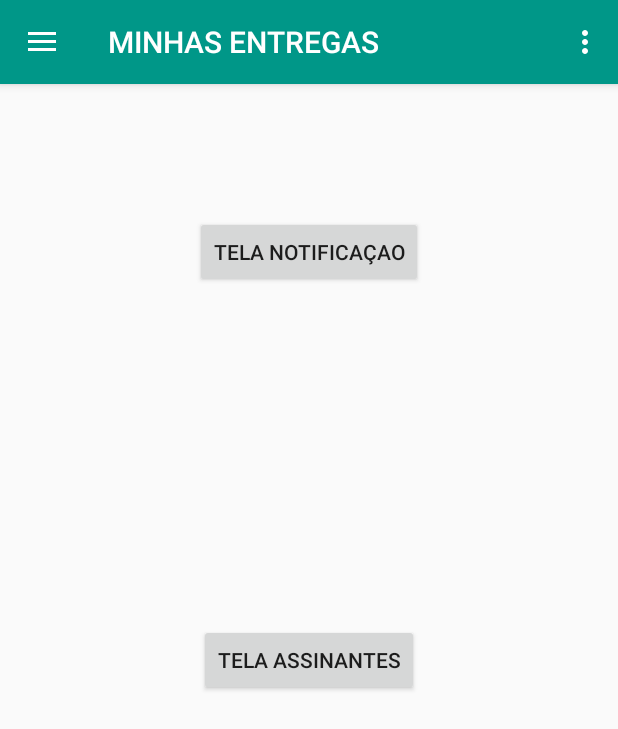
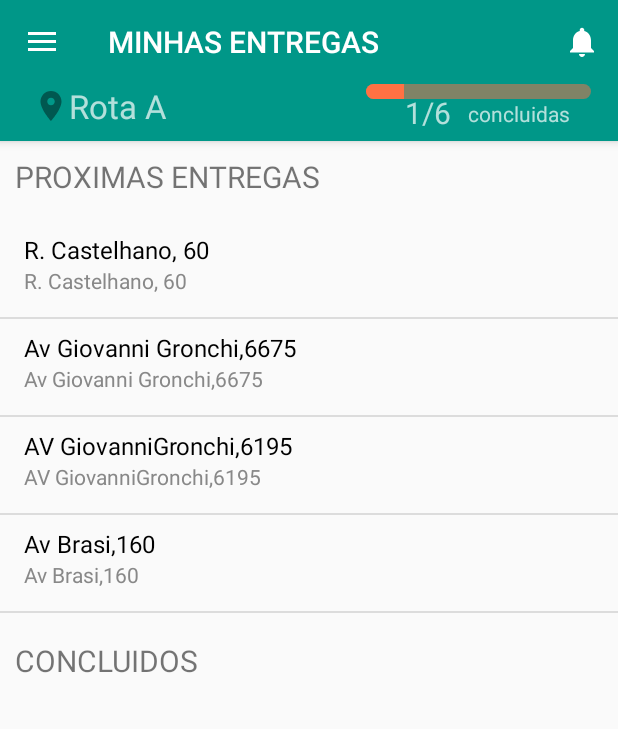
Before and after one commit to Vmussato/alavadeiraApp, an Android app: the EntregasActivity screen opened directly, with no data from a screen before it, in the side drawer, after a tap on "Gallery", on a phone screen of 412 x 824 dp. Shown: the top 729 px of the screen. Run offline under Robolectric (Android 15) with nearby library versions, the phone set to English and light mode, and no system bars.

Commit message:
Working layout Entregas

```diff
--- a/app/src/main/AndroidManifest.xml
+++ b/app/src/main/AndroidManifest.xml
@@ -38,7 +38,7 @@
         <!-- Activity AssinantesEndereco -->
         <activity
             android:name=".AssinantesEnderecoActivity"
-            android:label="@string/assinantesEnd"
+
             android:parentActivityName=".EntregasActivity">
             <meta-data
                 android:name="android.support.PARENT_ACTIVITY"
--- a/app/src/main/java/alavadeiraapp/com/example/maiconh/alavadeiraapp/AssinantesEnderecoActivity.java
+++ b/app/src/main/java/alavadeiraapp/com/example/maiconh/alavadeiraapp/AssinantesEnderecoActivity.java
@@ -5,11 +5,14 @@ import android.support.v7.app.AppCompatActivity;
 import android.os.Bundle;
 import android.view.View;
 import android.widget.Button;
+import android.widget.TextView;
 
 public class AssinantesEnderecoActivity extends AppCompatActivity {
 
 
     private Button irAssinanteEntrega;
+    private String enderecoEntrega;
+
 
     @Override
     protected void onCreate(Bundle savedInstanceState) {
@@ -28,5 +31,18 @@ public class AssinantesEnderecoActivity extends AppCompatActivity {
                 startActivity(new Intent(AssinantesEnderecoActivity.this,AssinanteActivity.class));
             }
         });
+
+
+
+        Bundle extra = getIntent().getExtras();
+
+        Intent intent = getIntent();
+        enderecoEntrega = extra.getString("enderecoEntrega");
+
+
+        setTitle(enderecoEntrega);
+
+
+
     }
 }
--- a/app/src/main/java/alavadeiraapp/com/example/maiconh/alavadeiraapp/EntregasActivity.java
+++ b/app/src/main/java/alavadeiraapp/com/example/maiconh/alavadeiraapp/EntregasActivity.java
@@ -1,9 +1,14 @@
 package alavadeiraapp.com.example.maiconh.alavadeiraapp;
 
+import android.content.Context;
+import android.content.DialogInterface;
 import android.content.Intent;
+import android.graphics.Color;
 import android.os.Bundle;
 import android.support.design.widget.FloatingActionButton;
 import android.support.design.widget.Snackbar;
+import android.support.v7.app.AlertDialog;
+import android.view.MenuInflater;
 import android.view.View;
 import android.support.design.widget.NavigationView;
 import android.support.v4.view.GravityCompat;
@@ -13,14 +18,27 @@ import android.support.v7.app.AppCompatActivity;
 import android.support.v7.widget.Toolbar;
 import android.view.Menu;
 import android.view.MenuItem;
+import android.view.ViewGroup;
+import android.widget.AdapterView;
+import android.widget.ArrayAdapter;
 import android.widget.Button;
+import android.widget.ListView;
+import android.widget.TextView;
+
+import java.util.ArrayList;
 
 public class EntregasActivity extends AppCompatActivity
         implements NavigationView.OnNavigationItemSelectedListener {
 
 
-        private Button irNotificacoes;
-        private Button irAssinantesEndereco;
+        private ListView listaConcluidos;
+        private ListView listaPendentes;
+        private Context context;
+        private String[] enderecosPendente = {"R. Castelhano, 60","Av Giovanni Gronchi,6675",
+                                        "AV GiovanniGronchi,6195","Av Brasi,160",
+                                        "R. 24 de Dezembro,10"};
+        private String[] enderecoConcluidos = {"R. Casatelhano, 60"};
+
 
     @Override
     protected void onCreate(Bundle savedInstanceState) {
@@ -39,26 +57,48 @@ public class EntregasActivity extends AppCompatActivity
         NavigationView navigationView = (NavigationView) findViewById(R.id.nav_view);
         navigationView.setNavigationItemSelectedListener(this);
 
+        listaPendentes = (ListView) findViewById(R.id.listaEntregasPendente);
 
-        //Botoes para chamar outras telas
-        irNotificacoes = (Button) findViewById(R.id.btnNotificacao);
-        irAssinantesEndereco = (Button) findViewById(R.id.btnAssinantes);
+        ArrayAdapter<String> adapter = new ArrayAdapter<String>(getApplicationContext(), android.R.layout.simple_list_item_2, android.R.id.text1, enderecosPendente) {
+            @Override
+            public View getView(int position, View convertView, ViewGroup parent) {
+                View view = super.getView(position, convertView, parent);
+                TextView text1 = (TextView) view.findViewById(android.R.id.text1);
+                TextView text2 = (TextView) view.findViewById(android.R.id.text2);
+                text1.setTextColor(Color.BLACK);
+                text1.setText(enderecosPendente[position]);
+                text2.setTextColor(Color.GRAY);
+                text2.setText(enderecosPendente[position]);
+                return view;
+            }
+        };
 
-        irNotificacoes.setOnClickListener(new View.OnClickListener() {
+        listaPendentes.setAdapter(adapter);
+
+        listaPendentes.setOnItemClickListener(new AdapterView.OnItemClickListener() {
             @Override
-            public void onClick(View v) {
-                startActivity(new Intent(EntregasActivity.this,NotificationsActivity.class));
-            }
-        });
+            public void onItemClick(AdapterView<?> parent, View view, int position, long id) {
 
-        irAssinantesEndereco.setOnClickListener(new View.OnClickListener() {
-            @Override
-            public void onClick(View v) {
-                startActivity(new Intent(EntregasActivity.this,AssinantesEnderecoActivity.class));
+                int codPosicao = position;
+                String valorClicado = listaPendentes.getItemAtPosition(codPosicao).toString();
+
+                Intent intent = new Intent(EntregasActivity.this, AssinantesEnderecoActivity.class);
+                intent.putExtra("enderecoEntrega",valorClicado);
+
+                startActivity(intent);
+
             }
         });
 
 
+
+    }
+
+    @Override
+    public boolean onCreateOptionsMenu(Menu menu) {
+        MenuInflater inflater = getMenuInflater();
+        inflater.inflate(R.menu.entregas,menu);
+        return true;
     }
 
     @Override
@@ -71,12 +111,6 @@ public class EntregasActivity extends AppCompatActivity
         }
     }
 
-    @Override
-    public boolean onCreateOptionsMenu(Menu menu) {
-        // Inflate the menu; this adds items to the action bar if it is present.
-        getMenuInflater().inflate(R.menu.entregas, menu);
-        return true;
-    }
 
     @Override
     public boolean onOptionsItemSelected(MenuItem item) {
@@ -86,8 +120,13 @@ public class EntregasActivity extends AppCompatActivity
         int id = item.getItemId();
 
         //noinspection SimplifiableIfStatement
+    /*
         if (id == R.id.action_settings) {
             return true;
+        }*/
+
+        if(id == R.id.notificacao){
+            startActivity(new Intent(EntregasActivity.this,NotificationsActivity.class));
         }
 
         return super.onOptionsItemSelected(item);
--- /dev/null
+++ b/app/src/main/res/drawable/ic_notifications_black_24dp.xml
@@ -0,0 +1,9 @@
+<vector xmlns:android="http://schemas.android.com/apk/res/android"
+        android:width="24dp"
+        android:height="24dp"
+        android:viewportWidth="24.0"
+        android:viewportHeight="24.0">
+    <path
+        android:fillColor="#FFffffff"
+        android:pathData="M12,22c1.1,0 2,-0.9 2,-2h-4c0,1.1 0.89,2 2,2zM18,16v-5c0,-3.07 -1.64,-5.64 -4.5,-6.32L13.5,4c0,-0.83 -0.67,-1.5 -1.5,-1.5s-1.5,0.67 -1.5,1.5v0.68C7.63,5.36 6,7.92 6,11v5l-2,2v1h16v-1l-2,-2z"/>
+</vector>
--- /dev/null
+++ b/app/src/main/res/drawable/ic_place_black_24dp.xml
@@ -0,0 +1,9 @@
+<vector xmlns:android="http://schemas.android.com/apk/res/android"
+        android:width="24dp"
+        android:height="24dp"
+        android:viewportWidth="24.0"
+        android:viewportHeight="24.0">
+    <path
+        android:fillColor="#FF005850"
+        android:pathData="M12,2C8.13,2 5,5.13 5,9c0,5.25 7,13 7,13s7,-7.75 7,-13c0,-3.87 -3.13,-7 -7,-7zM12,11.5c-1.38,0 -2.5,-1.12 -2.5,-2.5s1.12,-2.5 2.5,-2.5 2.5,1.12 2.5,2.5 -1.12,2.5 -2.5,2.5z"/>
+</vector>
--- a/app/src/main/res/layout/activity_assinantes_endereco.xml
+++ b/app/src/main/res/layout/activity_assinantes_endereco.xml
@@ -33,4 +33,5 @@
         android:layout_marginStart="23dp"
         android:layout_marginTop="13dp"
         android:id="@+id/btnEntregaAssinante" />
+
 </RelativeLayout>
--- a/app/src/main/res/layout/app_bar_entregas.xml
+++ b/app/src/main/res/layout/app_bar_entregas.xml
@@ -4,8 +4,12 @@
     xmlns:tools="http://schemas.android.com/tools"
     android:layout_width="match_parent"
     android:layout_height="match_parent"
-    android:fitsSystemWindows="true"
-    tools:context="alavadeiraapp.com.example.maiconh.alavadeiraapp.EntregasActivity">
+    tools:context="alavadeiraapp.com.example.maiconh.alavadeiraapp.EntregasActivity"
+    app:layout_collapseParallaxMultiplier="0.7">
+
+
+    <include layout="@layout/content_entregas"
+        android:layout_height="427dp" />
 
     <android.support.design.widget.AppBarLayout
         android:layout_width="match_parent"
@@ -15,12 +19,77 @@
         <android.support.v7.widget.Toolbar
             android:id="@+id/toolbar"
             android:layout_width="match_parent"
-            android:layout_height="?attr/actionBarSize"
+            android:layout_height="match_parent"
             android:background="?attr/colorPrimary"
-            app:popupTheme="@style/ThemaAlavadeira.PopupOverlay" />
+            app:popupTheme="@style/ThemaAlavadeira.PopupOverlay"
+            />
+
+        <RelativeLayout
+            android:layout_width="wrap_content"
+            android:layout_height="38dp"
+            android:orientation="horizontal">
+
+            <ProgressBar
+
+                style="@android:style/Widget.ProgressBar.Horizontal"
+                android:layout_width="wrap_content"
+                android:layout_height="wrap_content"
+                android:id="@+id/progressBar3"
+                android:max="6"
+                android:minWidth="150dp"
+                android:progress="1"
+                android:progressTint="#FF7143"
+                android:progressBackgroundTint="#808366"
+                android:minHeight="10dip"
+                android:maxHeight="10dip"
+
+
+                android:layout_marginRight="18dp"
+                android:layout_marginEnd="18dp"
+                android:layout_alignParentRight="true"
+                android:layout_alignParentEnd="true" />
+
+            <TextView
+                android:text="concluidas"
+                android:layout_width="wrap_content"
+                android:layout_height="wrap_content"
+                android:id="@+id/textView4"
+                android:layout_weight="1"
+                android:layout_below="@+id/progressBar3"
+                android:layout_alignRight="@+id/progressBar3"
+                android:layout_alignEnd="@+id/progressBar3"
+                android:layout_marginRight="14dp"
+                android:layout_marginEnd="14dp" />
+
+            <TextView
+                android:text="1/6"
+                android:layout_width="wrap_content"
+                android:layout_height="wrap_content"
+                android:id="@+id/progressoEntregas"
+                android:textSize="20dp"
+                android:layout_centerVertical="true"
+                android:layout_toLeftOf="@+id/textView4"
+                android:layout_toStartOf="@+id/textView4"
+                android:layout_marginRight="11dp"
+                android:layout_marginEnd="11dp" />
+
+            <TextView
+                android:id="@+id/rotaEntregas"
+                android:layout_width="121dp"
+                android:layout_height="wrap_content"
+                android:text="Rota A"
+                android:drawableLeft="@drawable/ic_place_black_24dp"
+                android:layout_marginLeft="22dp"
+                android:layout_marginStart="22dp"
+                android:textSize="22dp"
+
+                android:layout_alignBottom="@+id/textView4"
+                android:layout_alignParentLeft="true"
+                android:layout_alignParentStart="true" />
+
+        </RelativeLayout>
+
 
     </android.support.design.widget.AppBarLayout>
 
-    <include layout="@layout/content_entregas" />
-
 </android.support.design.widget.CoordinatorLayout>
--- a/app/src/main/res/layout/content_entregas.xml
+++ b/app/src/main/res/layout/content_entregas.xml
@@ -1,32 +1,50 @@
 <?xml version="1.0" encoding="utf-8"?>
-<RelativeLayout xmlns:android="http://schemas.android.com/apk/res/android"
+<LinearLayout xmlns:android="http://schemas.android.com/apk/res/android"
     xmlns:app="http://schemas.android.com/apk/res-auto"
     xmlns:tools="http://schemas.android.com/tools"
     android:id="@+id/content_entregas"
     android:layout_width="match_parent"
     android:layout_height="match_parent"
-    android:paddingBottom="@dimen/activity_vertical_margin"
-    android:paddingLeft="@dimen/activity_horizontal_margin"
-    android:paddingRight="@dimen/activity_horizontal_margin"
-    android:paddingTop="@dimen/activity_vertical_margin"
+    android:orientation="vertical"
+
     app:layout_behavior="@string/appbar_scrolling_view_behavior"
     tools:context="alavadeiraapp.com.example.maiconh.alavadeiraapp.EntregasActivity"
     tools:showIn="@layout/app_bar_entregas">
 
-    <Button
-        android:text="Tela Notificaçao"
+    <TextView
+        android:text="PROXIMAS ENTREGAS"
+        android:layout_width="wrap_content"
+        android:layout_height="wrap_content"
+        android:id="@+id/textView2"
+        android:textSize="20dp"
+        android:paddingLeft="10dp"
+        android:paddingTop="10dp"
+ />
+
+    <ListView
+        android:id="@+id/listaEntregasPendente"
+        android:layout_width="match_parent"
+        android:layout_height="269dp"
+        android:layout_below="@+id/textView2"
+        android:layout_alignParentLeft="true"
+        android:layout_alignParentStart="true"
+        android:layout_marginTop="16dp" />
+
+    <TextView
+        android:text="CONCLUIDOS"
         android:layout_width="wrap_content"
         android:layout_height="wrap_content"
         android:layout_alignParentTop="true"
-        android:layout_centerHorizontal="true"
-        android:layout_marginTop="72dp"
-        android:id="@+id/btnNotificacao" />
+        android:layout_toRightOf="@+id/textView2"
+        android:layout_toEndOf="@+id/textView2"
 
-    <Button
-        android:text="Tela Assinantes"
-        android:layout_width="wrap_content"
-        android:layout_height="wrap_content"
-        android:id="@+id/btnAssinantes"
-        android:layout_centerVertical="true"
-        android:layout_centerHorizontal="true" />
-</RelativeLayout>
+        android:textSize="20dp"
+        android:paddingLeft="10dp"
+        android:paddingTop="10dp"
+        android:id="@+id/textView3" />
+
+    <ListView
+        android:id="@+id/listaEntregasConcluidas"
+        android:layout_width="match_parent"
+        android:layout_height="match_parent" />
+</LinearLayout>
--- a/app/src/main/res/menu/entregas.xml
+++ b/app/src/main/res/menu/entregas.xml
@@ -1,9 +1,17 @@
 <?xml version="1.0" encoding="utf-8"?>
 <menu xmlns:android="http://schemas.android.com/apk/res/android"
     xmlns:app="http://schemas.android.com/apk/res-auto">
-    <item
+
+
+    <!--<item
         android:id="@+id/action_settings"
         android:orderInCategory="100"
         android:title="@string/action_settings"
-        app:showAsAction="never" />
+        app:showAsAction="never" />-->
+
+    <item android:id="@+id/notificacao"
+        android:orderInCategory="200"
+        android:title="Notificaçoes"
+        app:showAsAction="ifRoom"
+        android:icon="@drawable/ic_notifications_black_24dp"/>
 </menu>
```
